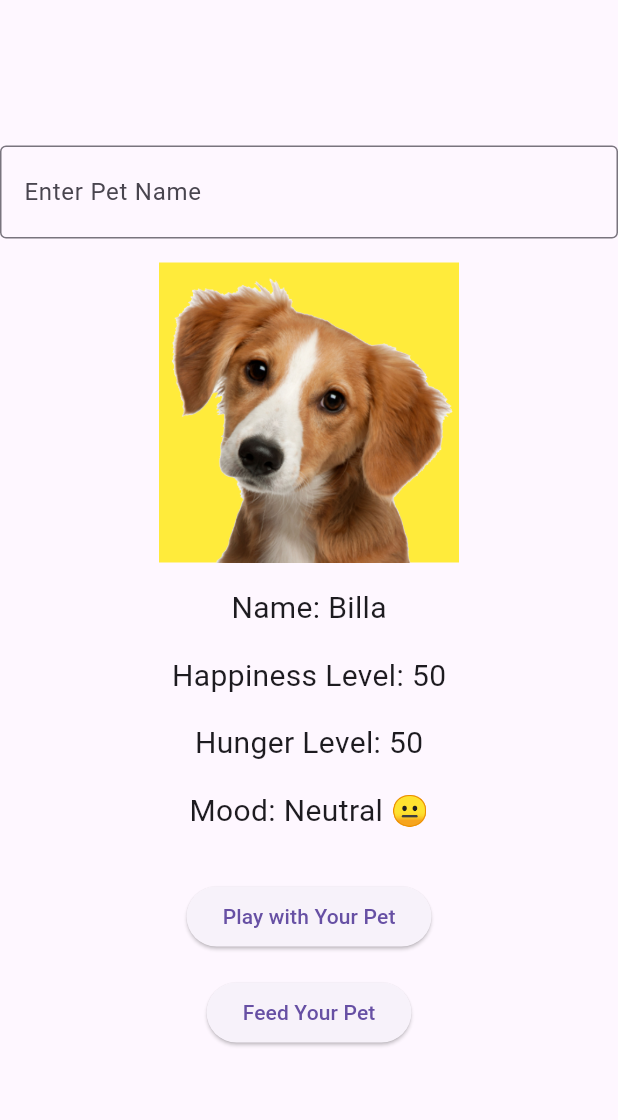
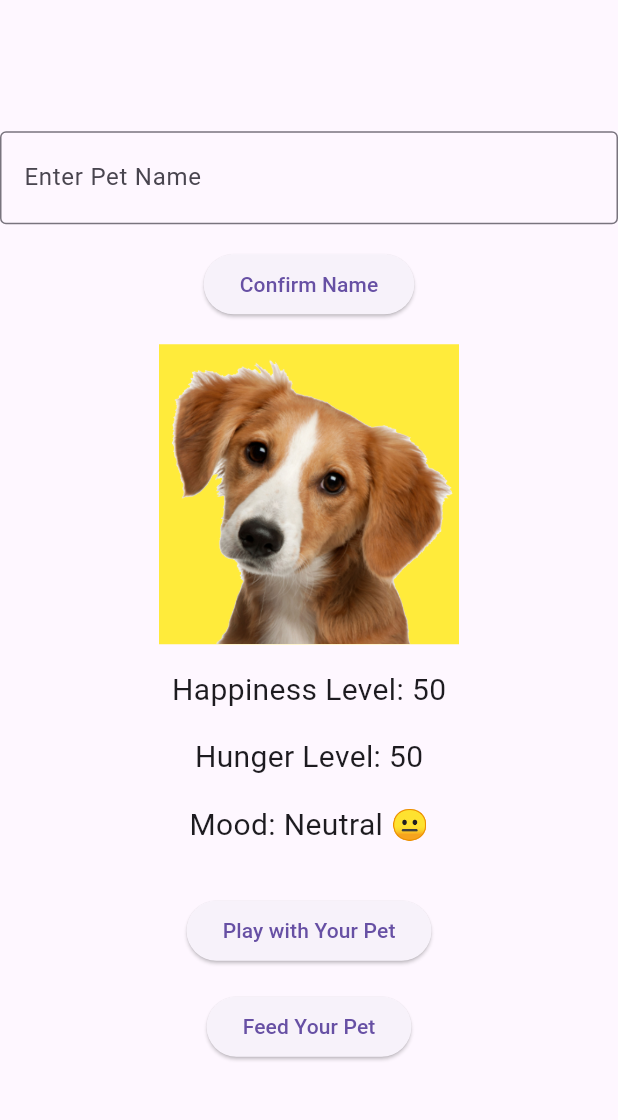
Before and after one commit to BhavyaSontineni/ClassActivity5, a Flutter app: the screen it shows after launch, on a phone screen of 412 x 824 dp, the part 63-1183 px from its top. Run offline on Flutter 3.47's test engine with Material 3 defaults, Android fonts, the phone set to English and light mode, and no system bars.

Commit message:
Pet Name Customization

```diff
--- a/digitalpet_app/lib/main.dart
+++ b/digitalpet_app/lib/main.dart
@@ -15,6 +15,9 @@ class _DigitalPetAppState extends State<DigitalPetApp> {
   String petName = "Billa";
   int happinessLevel = 50;
   int hungerLevel = 50;
+  bool isNameSet = false; // Track if the name has been set
+
+  TextEditingController _nameController = TextEditingController();
 
   // Function to increase happiness and update hunger when playing with the pet
   void _playWithPet() {
@@ -72,6 +75,14 @@ class _DigitalPetAppState extends State<DigitalPetApp> {
     }
   }
 
+  // Handle the name confirmation
+  void _confirmName() {
+    setState(() {
+      petName = _nameController.text.isNotEmpty ? _nameController.text : petName;
+      isNameSet = true; // Set the name as confirmed
+    });
+  }
+
   @override
   Widget build(BuildContext context) {
     return Scaffold(
@@ -82,19 +93,28 @@ class _DigitalPetAppState extends State<DigitalPetApp> {
         child: Column(
           mainAxisAlignment: MainAxisAlignment.center,
           children: <Widget>[
-            // Pet Name input
+            // If the name is not set, show the name input field
+            if (!isNameSet) ...[
               TextField(
-              onChanged: (newName) {
-                setState(() {
-                  petName = newName;
-                });
-              },
+                controller: _nameController,
                 decoration: InputDecoration(
                   labelText: 'Enter Pet Name',
                   border: OutlineInputBorder(),
                 ),
                 style: TextStyle(fontSize: 20.0),
               ),
+              SizedBox(height: 16.0),
+              ElevatedButton(
+                onPressed: _confirmName,
+                child: Text('Confirm Name'),
+              ),
+            ] else ...[
+              // Once name is confirmed, show the pet information
+              Text(
+                'Name: $petName',
+                style: TextStyle(fontSize: 20.0),
+              ),
+            ],
             SizedBox(height: 16.0),
 
             // Display Pet Image with dynamic color filter based on happiness
@@ -103,11 +123,6 @@ class _DigitalPetAppState extends State<DigitalPetApp> {
               child: Image.asset('assets/pet_image.png', width: 200, height: 200),
             ),
 
-            SizedBox(height: 16.0),
-            Text(
-              'Name: $petName',
-              style: TextStyle(fontSize: 20.0),
-            ),
             SizedBox(height: 16.0),
             Text(
               'Happiness Level: $happinessLevel',
```
Lines whose indentation alone changed are shown as unchanged.
